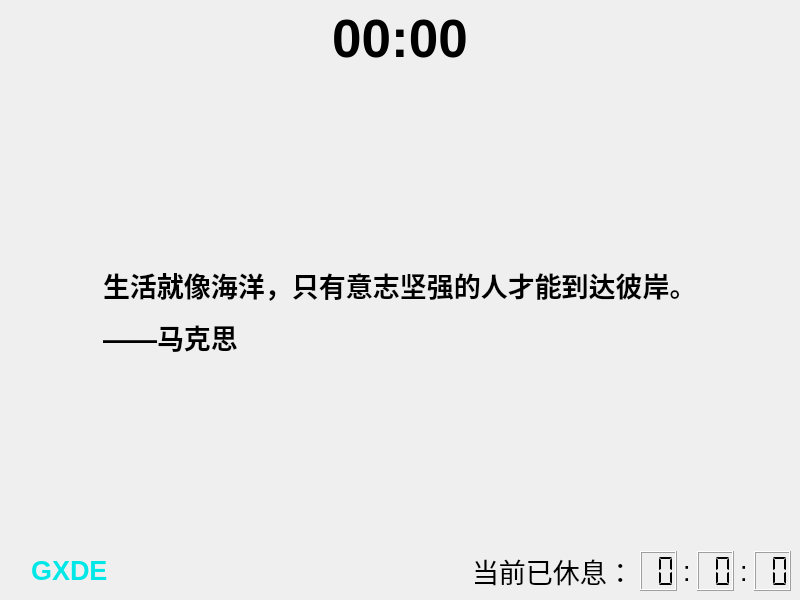
First picture: the form in mainwindow.ui, repository GXDE-OS/gxde-time-screensaver, before the edit.
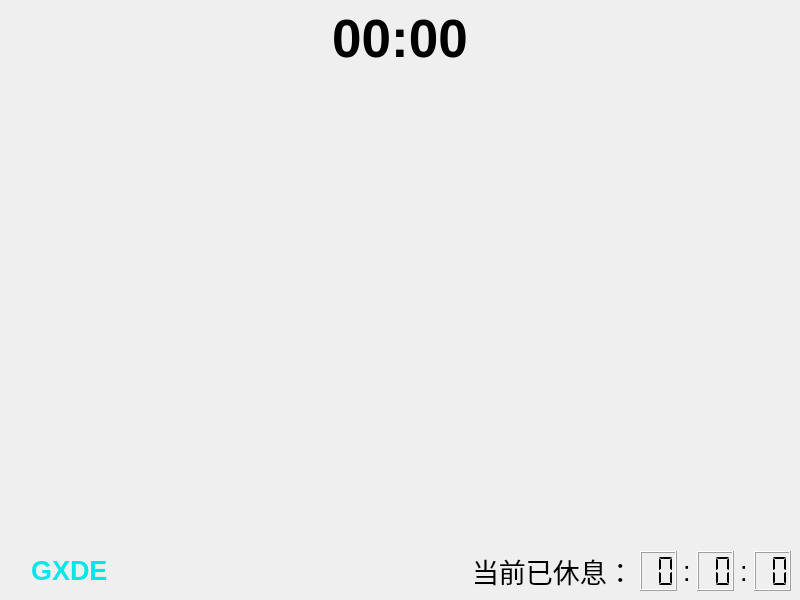
Second picture: the form after the edit. Icons and pictures are not drawn.

What changed in the file:
```diff
--- a/mainwindow.ui
+++ b/mainwindow.ui
@@ -68,7 +68,7 @@
       <item>
        <widget class="QLabel" name="m_poem">
         <property name="text">
-         <string>&lt;html&gt;&lt;head/&gt;&lt;body&gt;&lt;p&gt;&lt;span style=&quot; font-weight:700;&quot;&gt;生活就像海洋，只有意志坚强的人才能到达彼岸。&lt;/span&gt;&lt;/p&gt;&lt;p&gt;&lt;span style=&quot; font-weight:700;&quot;&gt;——马克思&lt;/span&gt;&lt;/p&gt;&lt;/body&gt;&lt;/html&gt;</string>
+         <string>&lt;html&gt;&lt;head/&gt;&lt;body&gt;&lt;p align=&quot;right&quot;&gt;&lt;br/&gt;&lt;/p&gt;&lt;/body&gt;&lt;/html&gt;</string>
         </property>
         <property name="alignment">
          <set>Qt::AlignLeading|Qt::AlignLeft|Qt::AlignVCenter</set>
```
Left out of the diff: 5 changed lines with no effect on the pictures.
